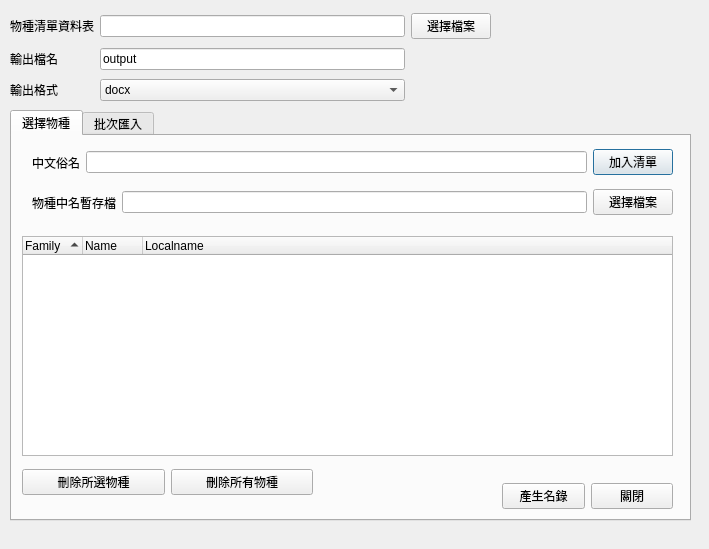
TaiBON/checklister, file sandbox/ui/namegen.ui: the form before one commit.
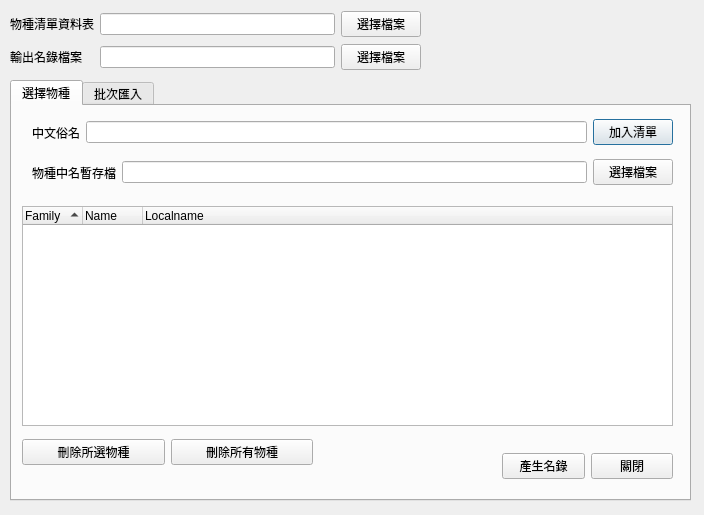
The form after the commit.

Commit message: 重新修正 GUI 版型，拿掉 format combobox

Diff of the .ui file:
```diff
--- a/sandbox/ui/namegen.ui
+++ b/sandbox/ui/namegen.ui
@@ -6,8 +6,8 @@
    <rect>
     <x>0</x>
     <y>0</y>
-    <width>709</width>
-    <height>549</height>
+    <width>704</width>
+    <height>515</height>
    </rect>
   </property>
   <property name="windowTitle">
@@ -17,9 +17,9 @@
    <property name="geometry">
     <rect>
      <x>10</x>
-     <y>110</y>
+     <y>80</y>
      <width>681</width>
-     <height>411</height>
+     <height>421</height>
     </rect>
    </property>
    <property name="currentIndex">
@@ -261,8 +261,8 @@
     <rect>
      <x>10</x>
      <y>10</y>
-     <width>481</width>
-     <height>94</height>
+     <width>411</width>
+     <height>61</height>
     </rect>
    </property>
    <layout class="QGridLayout" name="gridLayout_2">
@@ -273,17 +273,10 @@
       </property>
      </widget>
     </item>
-    <item row="2" column="0">
-     <widget class="QLabel" name="label_3">
-      <property name="text">
-       <string>輸出格式</string>
-      </property>
-     </widget>
-    </item>
     <item row="1" column="0">
      <widget class="QLabel" name="label_2">
       <property name="text">
-       <string>輸出檔名</string>
+       <string>輸出名錄檔案</string>
       </property>
      </widget>
     </item>
@@ -304,32 +297,15 @@
     <item row="1" column="1">
      <widget class="QLineEdit" name="lineOutputFilename">
       <property name="text">
-       <string>output</string>
+       <string/>
       </property>
      </widget>
     </item>
-    <item row="2" column="1">
-     <widget class="QComboBox" name="comboOutputFormat">
-      <item>
-       <property name="text">
-        <string>docx</string>
-       </property>
-      </item>
-      <item>
-       <property name="text">
-        <string>odt</string>
-       </property>
-      </item>
-      <item>
-       <property name="text">
-        <string>txt</string>
-       </property>
-      </item>
-      <item>
-       <property name="text">
-        <string>rtf</string>
-       </property>
-      </item>
+    <item row="1" column="2">
+     <widget class="QPushButton" name="butSelectOutput">
+      <property name="text">
+       <string>選擇檔案</string>
+      </property>
      </widget>
     </item>
    </layout>
```
Left out of the diff: 3 changed lines with no effect on the pictures. The commit also changes 2 other files.
